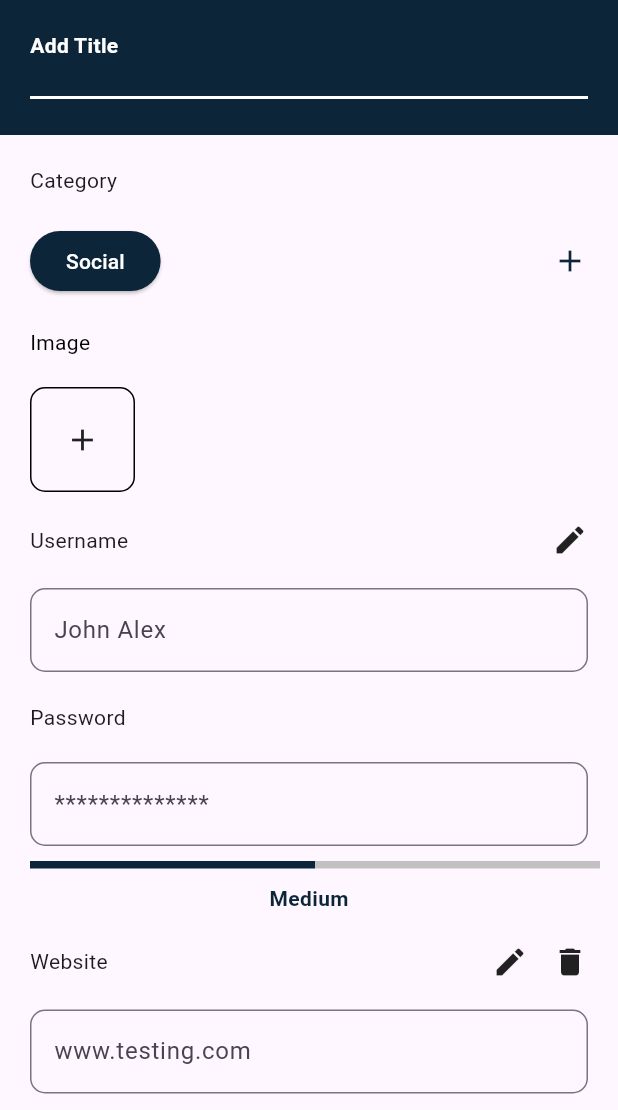
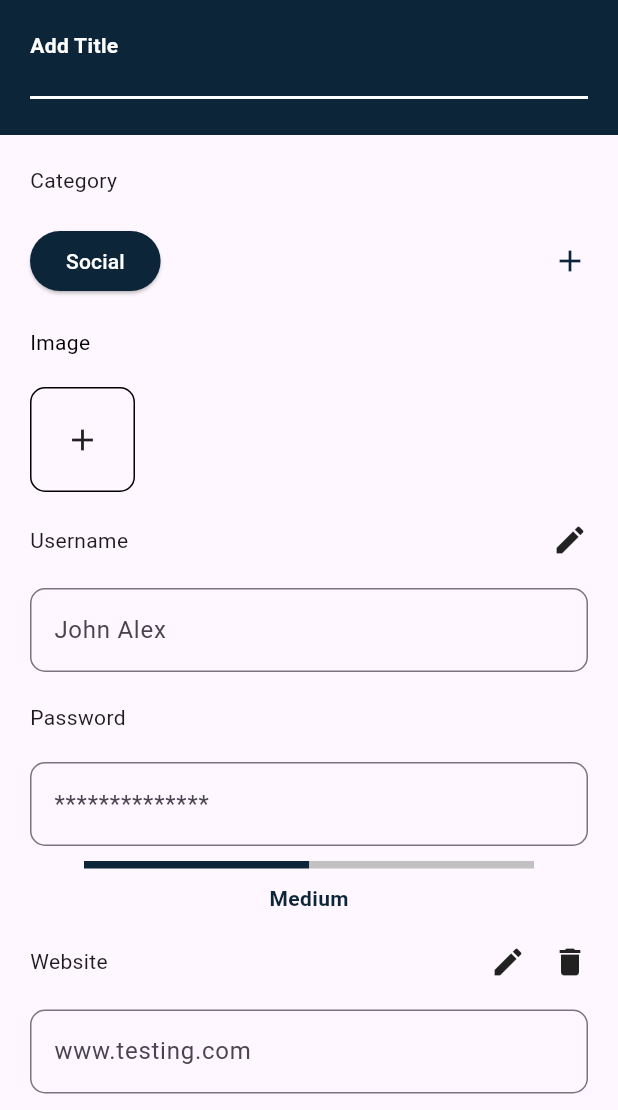
Before and after one commit to naumantariq323/Credit_Save, a Flutter app: the screen it shows after launch, after a tap on "Login", after a tap on "Next", on a phone screen of 412 x 824 dp, the part 126-1236 px from its top. Run offline on Flutter 3.47's test engine with Material 3 defaults, Android fonts, the phone set to English and light mode, and no system bars; our stand-ins replace sizer.

Commit message:
Updated commit

```diff
--- a/lib/pages/add_entity.dart
+++ b/lib/pages/add_entity.dart
@@ -22,10 +22,10 @@ class _MyWidgetState extends State<AddEntity> {
             decoration: const BoxDecoration(
               color: Color.fromARGB(255, 12, 37, 57),
             ),
-            child: Column(
+            child: const Column(
               crossAxisAlignment: CrossAxisAlignment.start,
               children: [
-                const Row(
+                Row(
                   mainAxisAlignment: MainAxisAlignment.spaceBetween,
                   children: [
                     Icon(Icons.arrow_back_ios, color: Colors.white),
@@ -35,9 +35,8 @@ class _MyWidgetState extends State<AddEntity> {
                     )
                   ],
                 ),
-                const SizedBox(height: 20),
-                Container(
-                  child: const Align(
+                SizedBox(height: 20),
+                Align(
                     alignment: Alignment.topLeft,
                     child: Text(
                       'Title',
@@ -45,18 +44,16 @@ class _MyWidgetState extends State<AddEntity> {
                         color: Colors.white,
                       ),
                     )),
-                ),
-                const SizedBox(height: 20),
-                Container(
-                    child: const Text(
+                SizedBox(height: 20),
+                Text(
                   'Add Title',
                   style: TextStyle(
                       color: Colors.white, fontWeight: FontWeight.bold),
-                )),
-                const SizedBox(
+                ),
+                SizedBox(
                   height: 20,
                 ),
-                const Divider(
+                Divider(
                   height: 10,
                   thickness: 2,
                   color: Colors.white,
@@ -132,17 +129,18 @@ class _MyWidgetState extends State<AddEntity> {
                 const SizedBox(height: 10),
                 Container(
                   child: Row(
+                    mainAxisAlignment: MainAxisAlignment.center,
                     children: [
                       Container(
                         height: 5,
-                        width: 190,
+                        width: 150,
                         decoration: const BoxDecoration(
                           color: Color.fromARGB(255, 12, 37, 57),
                         ),
                       ),
                       Container(
                         height: 5,
-                        width: 190,
+                        width: 150,
                         decoration: const BoxDecoration(
                           color: Color.fromARGB(255, 194, 193, 193),
                         ),
@@ -166,12 +164,9 @@ class _MyWidgetState extends State<AddEntity> {
                   children: [
                     Text('Website'),
                     SizedBox(
-                      width: 250,
+                      width: 220,
                     ),
                     Icon(Icons.edit),
-                    SizedBox(
-                      width: 10,
-                    ),
                     Icon(Icons.delete)
                   ],
                 ),
--- a/lib/pages/add_entity1.dart
+++ b/lib/pages/add_entity1.dart
@@ -28,35 +28,20 @@ class _MyWidgetState extends State<AddEntity1> {
                   mainAxisAlignment: MainAxisAlignment.spaceBetween,
                   children: [
                     Icon(Icons.arrow_back_ios, color: Colors.white),
+                    Text(
+                      'Facebook',
+                      style: TextStyle(
+                          color: Colors.white,
+                          fontWeight: FontWeight.bold,
+                          fontSize: 20),
+                    ),
                     Icon(
-                      Icons.save,
+                      Icons.edit,
                       color: Colors.white,
                     )
                   ],
                 ),
                 SizedBox(height: 20),
-                Align(
-                    alignment: Alignment.topLeft,
-                    child: Text(
-                      'Title',
-                      style: TextStyle(
-                        color: Colors.white,
-                      ),
-                    )),
-                SizedBox(height: 20),
-                Text(
-                  'Add Title',
-                  style: TextStyle(
-                      color: Colors.white, fontWeight: FontWeight.bold),
-                ),
-                SizedBox(
-                  height: 20,
-                ),
-                Divider(
-                  height: 10,
-                  thickness: 2,
-                  color: Colors.white,
-                )
               ],
             ),
           ),
--- a/lib/pages/home.dart
+++ b/lib/pages/home.dart
@@ -22,80 +22,72 @@ class _HomeState extends State<Home> {
                     bottomRight: Radius.circular(20)),
                 color: Color.fromARGB(255, 12, 37, 57),
               ),
-              child: const Column(children: [
+              child: Column(children: [
                 Row(
                     mainAxisAlignment: MainAxisAlignment.spaceBetween,
                     children: [
-                      Text(
+                      const Text(
                         'Credential Safe',
                         style: TextStyle(
                             color: Colors.white,
                             fontSize: 30,
                             fontWeight: FontWeight.bold),
                       ),
-                      Image(
-                        image: AssetImage('assets/Vector.png'),
-                      ),
+                      Image.asset('assets/Vector.png'),
                     ]),
-                SizedBox(height: 20),
+                const SizedBox(height: 20),
                 TextField(
                   decoration: InputDecoration(
-                      prefixIcon: Icon(Icons.search),
+                      prefixIcon: const Icon(Icons.search),
                       fillColor: Colors.grey,
                       filled: true,
-                      border: OutlineInputBorder()),
+                      hintText: 'Search',
+                      border: OutlineInputBorder(
+                          borderRadius: BorderRadius.circular(20))),
                 ),
-                SizedBox(height: 20),
+                const SizedBox(height: 20),
                 Row(
-                  mainAxisSize: MainAxisSize.max,
+                  mainAxisAlignment: MainAxisAlignment.spaceBetween,
                   children: [
-                    Text(
+                    const Text(
                       'Category',
                       style: TextStyle(
                           color: Colors.white,
                           fontWeight: FontWeight.bold,
                           fontSize: 20),
                     ),
-                    SizedBox(width: 210),
-                    Icon(
+                    const SizedBox(width: 190),
+                    const Icon(
                       Icons.arrow_drop_down,
                       color: Colors.white,
                     ),
-                    SizedBox(width: 5),
-                    Image(image: AssetImage('assets/Icon.png')),
+                    Image.asset('assets/Icon.png'),
                   ],
                 )
               ])),
           const SizedBox(height: 20),
           Container(
             padding: const EdgeInsets.all(20),
-            child: const Column(
+            child: Column(
               crossAxisAlignment: CrossAxisAlignment.start,
               children: [
-                Align(
-                  alignment: Alignment.center, // Center the "02 entries" text
+                const Align(
+                  alignment: Alignment.center,
                   child: Text('02 entries'),
                 ),
-                SizedBox(height: 20),
-                Text(
+                const SizedBox(height: 20),
+                const Text(
                   'A',
                   textAlign: TextAlign.left,
                 ),
-                SizedBox(height: 10),
+                const SizedBox(height: 10),
                 Row(
                   children: [
-                    Image(
-                      image: AssetImage(
-                        'assets/Amazon.png',
-                      ),
-                      //  width: 60,
-                      //  height: 100,
-                      fit: BoxFit.contain,
-                    ),
-                    SizedBox(
+                    Image.asset('assets/Amazon.png'),
+                    const SizedBox(
                       width: 40,
                     ),
-                    Column(
+                    const Column(
                       children: [
                         Text(
                           'Amazon',
@@ -112,19 +104,19 @@ class _HomeState extends State<Home> {
                     )
                   ],
                 ),
-                SizedBox(height: 20),
-                Text(
+                const SizedBox(height: 20),
+                const Text(
                   'F',
                   textAlign: TextAlign.left,
                 ),
-                SizedBox(height: 30),
+                const SizedBox(height: 30),
                 Row(
                   children: [
-                    Image(image: AssetImage('assets/Facebook.png')),
-                    SizedBox(
+                    Image.asset('assets/Facebook.png'),
+                    const SizedBox(
                       width: 40,
                     ),
-                    Column(
+                    const Column(
                       children: [
                         Text(
                           'Facebook',
--- a/lib/pages/login.dart
+++ b/lib/pages/login.dart
@@ -14,20 +14,24 @@ class _LoginState extends State<Login> {
   Widget build(BuildContext context) {
     return Scaffold(
       body: Column(
+        mainAxisAlignment: MainAxisAlignment.center,
         children: <Widget>[
           Container(
             padding: const EdgeInsets.all(30),
             child: Column(
               crossAxisAlignment: CrossAxisAlignment.center,
               children: [
-                const Image(image: AssetImage('assets/Logo.jpg')),
+                Image.asset(
+                  'assets/Logo.jpg',
+                  height: 90,
+                ),
                 const SizedBox(height: 20),
                 const Text(
                   'CredentialSafe',
                   style: TextStyle(
-                    color: Colors.blue,
-                    fontWeight: FontWeight.bold,
-                  ),
+                      color: Color.fromARGB(255, 12, 37, 57),
+                      fontWeight: FontWeight.bold,
+                      fontSize: 20),
                 ),
                 const SizedBox(height: 20),
                 const Text(
@@ -77,15 +81,13 @@ class _LoginState extends State<Login> {
                       context,
                       MaterialPageRoute(builder: (context) => const Home()),
                     );
-                    // Action for button press
                   },
                   style: ElevatedButton.styleFrom(
                     backgroundColor: const Color.fromARGB(255, 22, 36, 48),
                     minimumSize: const Size(300, 50),
                     side: const BorderSide(color: Colors.black),
                     shape: RoundedRectangleBorder(
-                      borderRadius:
-                          BorderRadius.circular(10), // Set the desired radius
+                      borderRadius: BorderRadius.circular(10),
                     ),
                   ),
                   child: const Text(
--- a/lib/pages/splash.dart
+++ b/lib/pages/splash.dart
@@ -41,10 +41,12 @@ class _SplashScreenState extends State<SplashScreen> {
           const Text(
             'Credential Safe',
             style: TextStyle(
-                color: Colors.blue, fontWeight: FontWeight.bold, fontSize: 20),
+                color: Color.fromARGB(255, 12, 37, 57),
+                fontWeight: FontWeight.w700,
+                fontSize: 30),
             textAlign: TextAlign.center,
           ),
-          const SizedBox(height: 30),
+          const SizedBox(height: 20),
           const Text(
             "Password Manager",
             style: TextStyle(fontWeight: FontWeight.bold, fontSize: 20),
```
Lines whose indentation alone changed are shown as unchanged.
